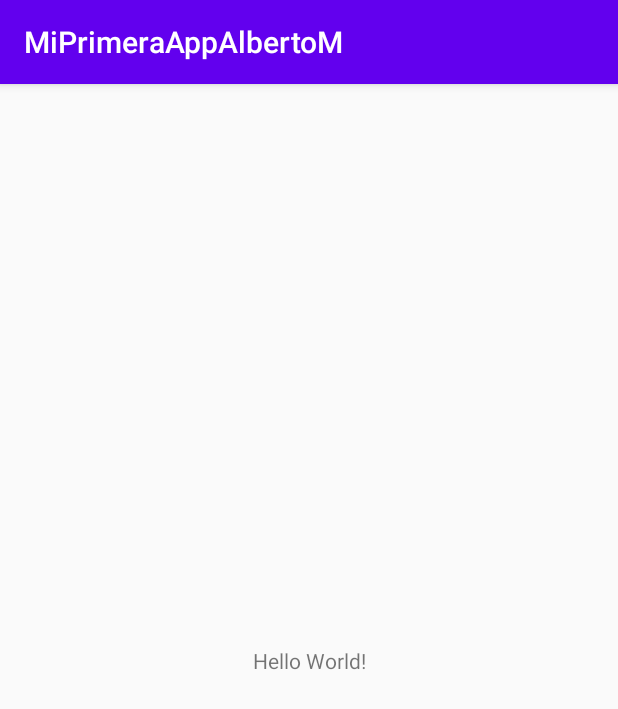
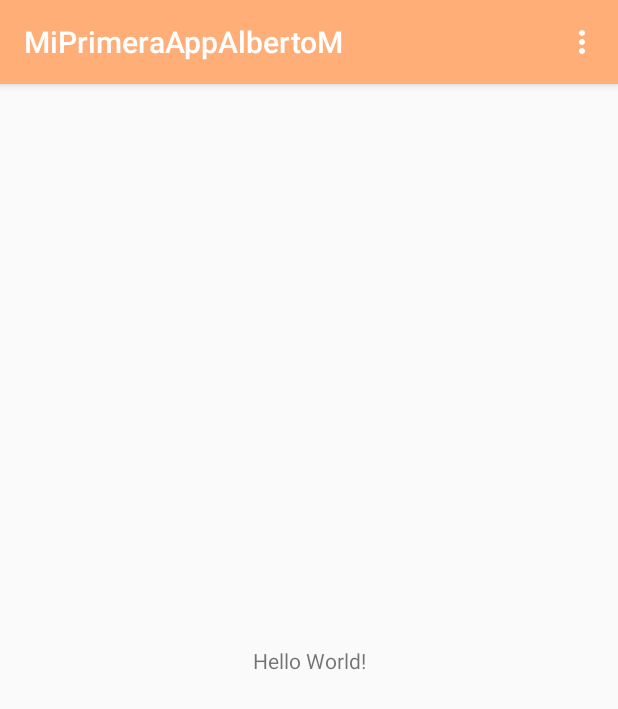
Before and after one commit to AlbertoMunozBautista/MiPrimeraAppAlbertoM, an Android app: the screen it shows after launch (MainActivity), on a phone screen of 412 x 824 dp. Shown: the top 709 px of the screen. Run offline under Robolectric (Android 15) with nearby library versions, the phone set to English and light mode, and no system bars.

Commit message:
Creación del menú

```diff
--- a/app/src/main/java/com/example/miprimeraappalbertom/MainActivity.kt
+++ b/app/src/main/java/com/example/miprimeraappalbertom/MainActivity.kt
@@ -2,10 +2,21 @@ package com.example.miprimeraappalbertom
 
 import androidx.appcompat.app.AppCompatActivity
 import android.os.Bundle
+import android.view.Menu
+import android.view.MenuInflater
 
 class MainActivity : AppCompatActivity() {
     override fun onCreate(savedInstanceState: Bundle?) {
         super.onCreate(savedInstanceState)
         setContentView(R.layout.activity_main)
     }
+
+    // Creación del menú
+    // https://developer.android.com/guide/topics/ui/menus?hl=es#kotlin
+    override fun onCreateOptionsMenu(menu: Menu): Boolean {
+        val inflater: MenuInflater = menuInflater
+        inflater.inflate(R.menu.main_menu, menu)
+        return true
+    }
+
 }
--- /dev/null
+++ b/app/src/main/res/drawable/ic_date.xml
@@ -0,0 +1,10 @@
+<vector xmlns:android="http://schemas.android.com/apk/res/android"
+    android:width="24dp"
+    android:height="24dp"
+    android:viewportWidth="24"
+    android:viewportHeight="24"
+    android:tint="@color/colorPrimary">
+  <path
+      android:fillColor="@color/colorPrimary"
+      android:pathData="M9,11L7,11v2h2v-2zM13,11h-2v2h2v-2zM17,11h-2v2h2v-2zM19,4h-1L18,2h-2v2L8,4L8,2L6,2v2L5,4c-1.11,0 -1.99,0.9 -1.99,2L3,20c0,1.1 0.89,2 2,2h14c1.1,0 2,-0.9 2,-2L21,6c0,-1.1 -0.9,-2 -2,-2zM19,20L5,20L5,9h14v11z"/>
+</vector>
--- /dev/null
+++ b/app/src/main/res/drawable/ic_email.xml
@@ -0,0 +1,10 @@
+<vector xmlns:android="http://schemas.android.com/apk/res/android"
+    android:width="24dp"
+    android:height="24dp"
+    android:viewportWidth="24"
+    android:viewportHeight="24"
+    android:tint="@color/colorPrimary">
+  <path
+      android:fillColor="@color/colorPrimary"
+      android:pathData="M20,4L4,4c-1.1,0 -1.99,0.9 -1.99,2L2,18c0,1.1 0.9,2 2,2h16c1.1,0 2,-0.9 2,-2L22,6c0,-1.1 -0.9,-2 -2,-2zM20,8l-8,5 -8,-5L4,6l8,5 8,-5v2z"/>
+</vector>
--- /dev/null
+++ b/app/src/main/res/drawable/ic_face.xml
@@ -0,0 +1,10 @@
+<vector xmlns:android="http://schemas.android.com/apk/res/android"
+    android:width="24dp"
+    android:height="24dp"
+    android:viewportWidth="24"
+    android:viewportHeight="24"
+    android:tint="@color/colorPrimary">
+  <path
+      android:fillColor="@color/colorPrimary"
+      android:pathData="M9,11.75c-0.69,0 -1.25,0.56 -1.25,1.25s0.56,1.25 1.25,1.25 1.25,-0.56 1.25,-1.25 -0.56,-1.25 -1.25,-1.25zM15,11.75c-0.69,0 -1.25,0.56 -1.25,1.25s0.56,1.25 1.25,1.25 1.25,-0.56 1.25,-1.25 -0.56,-1.25 -1.25,-1.25zM12,2C6.48,2 2,6.48 2,12s4.48,10 10,10 10,-4.48 10,-10S17.52,2 12,2zM12,20c-4.41,0 -8,-3.59 -8,-8 0,-0.29 0.02,-0.58 0.05,-0.86 2.36,-1.05 4.23,-2.98 5.21,-5.37C11.07,8.33 14.05,10 17.42,10c0.78,0 1.53,-0.09 2.25,-0.26 0.21,0.71 0.33,1.47 0.33,2.26 0,4.41 -3.59,8 -8,8z"/>
+</vector>
--- /dev/null
+++ b/app/src/main/res/drawable/ic_more.xml
@@ -0,0 +1,10 @@
+<vector xmlns:android="http://schemas.android.com/apk/res/android"
+    android:width="24dp"
+    android:height="24dp"
+    android:viewportWidth="24"
+    android:viewportHeight="24"
+    android:tint="?attr/colorControlNormal">
+  <path
+      android:fillColor="@android:color/white"
+      android:pathData="M12,8c1.1,0 2,-0.9 2,-2s-0.9,-2 -2,-2 -2,0.9 -2,2 0.9,2 2,2zM12,10c-1.1,0 -2,0.9 -2,2s0.9,2 2,2 2,-0.9 2,-2 -0.9,-2 -2,-2zM12,16c-1.1,0 -2,0.9 -2,2s0.9,2 2,2 2,-0.9 2,-2 -0.9,-2 -2,-2z"/>
+</vector>
--- /dev/null
+++ b/app/src/main/res/drawable/ic_note.xml
@@ -0,0 +1,10 @@
+<vector xmlns:android="http://schemas.android.com/apk/res/android"
+    android:width="24dp"
+    android:height="24dp"
+    android:viewportWidth="24"
+    android:viewportHeight="24"
+    android:tint="@color/colorPrimary">
+  <path
+      android:fillColor="@color/colorPrimary"
+      android:pathData="M14,2L6,2c-1.1,0 -1.99,0.9 -1.99,2L4,20c0,1.1 0.89,2 1.99,2L18,22c1.1,0 2,-0.9 2,-2L20,8l-6,-6zM16,16h-3v3h-2v-3L8,16v-2h3v-3h2v3h3v2zM13,9L13,3.5L18.5,9L13,9z"/>
+</vector>
--- /dev/null
+++ b/app/src/main/res/drawable/ic_person.xml
@@ -0,0 +1,10 @@
+<vector xmlns:android="http://schemas.android.com/apk/res/android"
+    android:width="24dp"
+    android:height="24dp"
+    android:viewportWidth="24"
+    android:viewportHeight="24"
+    android:tint="@color/colorPrimary">
+  <path
+      android:fillColor="@color/colorPrimary"
+      android:pathData="M15,12c2.21,0 4,-1.79 4,-4s-1.79,-4 -4,-4 -4,1.79 -4,4 1.79,4 4,4zM6,10L6,7L4,7v3L1,10v2h3v3h2v-3h3v-2L6,10zM15,14c-2.67,0 -8,1.34 -8,4v2h16v-2c0,-2.66 -5.33,-4 -8,-4z"/>
+</vector>
--- /dev/null
+++ b/app/src/main/res/menu/main_menu.xml
@@ -0,0 +1,33 @@
+<?xml version="1.0" encoding="utf-8"?>
+<menu xmlns:android="http://schemas.android.com/apk/res/android"
+      xmlns:app="http://schemas.android.com/apk/res-auto">
+    <item
+            android:id="@+id/menu_desplegar"
+            android:title="Desplegar"
+            android:icon="@drawable/ic_more"
+            app:showAsAction="always">
+
+        <menu>
+            <item android:id="@+id/menu_nota"
+                  android:icon="@drawable/ic_note"
+                  android:title="@string/menu_nota"/>
+
+            <item android:title="@string/menu_correo"
+                  android:id="@+id/menu_correo"
+                  android:icon="@drawable/ic_email"/>
+
+            <item android:title="@string/menu_amigo"
+                  android:id="@+id/menu_amigo"
+                  android:icon="@drawable/ic_person"/>
+
+            <item android:title="@string/menu_cita"
+                  android:id="@+id/menu_cita"
+                  android:icon="@drawable/ic_date"/>
+
+            <item android:title="@string/menu_acerca_de"
+                  android:id="@+id/menu_acerca_de"
+                  android:icon="@drawable/ic_face"/>
+
+        </menu>
+    </item>
+</menu>
--- a/app/src/main/res/values/colors.xml
+++ b/app/src/main/res/values/colors.xml
@@ -1,6 +1,9 @@
 <?xml version="1.0" encoding="utf-8"?>
 <resources>
-    <color name="colorPrimary">#6200EE</color>
-    <color name="colorPrimaryDark">#3700B3</color>
-    <color name="colorAccent">#03DAC5</color>
+    <color name="colorPrimaryDark">#915127</color>
+    <color name="colorPrimary">#FFAE78</color>
+    <color name="colorAccent">#198B91</color>
+
+    <color name="colorBlanco">#FAFAFA</color>
+    <color name="colorNegro">#000000</color>
 </resources>
--- a/app/src/main/res/values/strings.xml
+++ b/app/src/main/res/values/strings.xml
@@ -1,3 +1,11 @@
 <resources>
+
     <string name="app_name">MiPrimeraAppAlbertoM</string>
+
+    <string name="menu_nota">Nota</string>
+    <string name="menu_correo">Correo</string>
+    <string name="menu_amigo">Amigo</string>
+    <string name="menu_cita">Cita</string>
+    <string name="menu_acerca_de">Acerca De</string>
+
 </resources>
```
